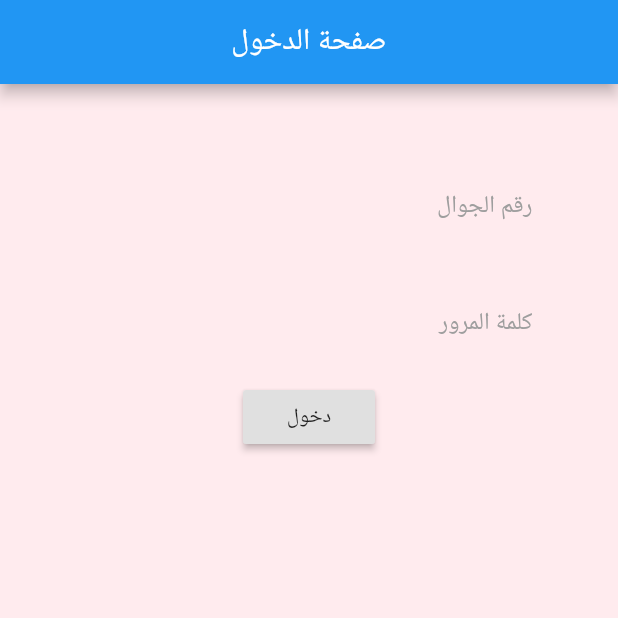
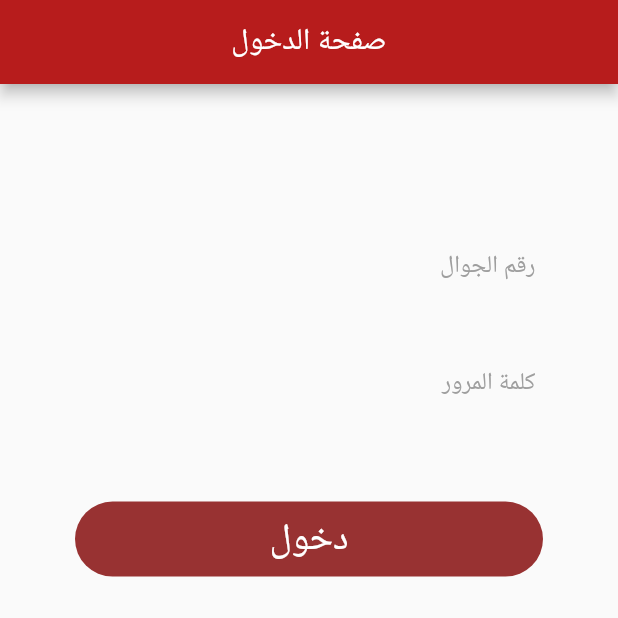
Before and after one commit to YousefAlyouswf/cafeManager, a Flutter app: the screen it shows after launch, on a phone screen of 412 x 824 dp, the top half of it. Run offline on Flutter 3.47's test engine with Material 2 defaults, Android fonts, the phone set to English and light mode, and no system bars; our stand-ins replace cloud_firestore, firebase_messaging, firebase_storage, image_picker, shared_preferences; accounts and stored records are empty; Roboto replaces fonts that are missing (topaz).

Commit message:
Redesign login screen

```diff
--- a/lib/login/login.dart
+++ b/lib/login/login.dart
@@ -4,7 +4,6 @@ import 'package:cafe_manager/main_screen/main_screen.dart';
 import 'package:cafe_manager/main_screen/cafes_screen.dart';
 import 'package:shared_preferences/shared_preferences.dart';
 import 'package:firebase_messaging/firebase_messaging.dart';
-
 
 class Login extends StatefulWidget {
   @override
@@ -14,20 +13,29 @@ class Login extends StatefulWidget {
 class _LoginState extends State<Login> {
   String phone;
   String password;
+
   @override
   Widget build(BuildContext context) {
+    double height = MediaQuery.of(context).size.height;
     return Scaffold(
       appBar: AppBar(
+        backgroundColor: Colors.red[900],
         title: Center(
           child: Text("صفحة الدخول"),
         ),
       ),
-      body: Container(
-        color: Colors.red[50],
-        child: Padding(
-          padding: const EdgeInsets.all(42.0),
+      body: SingleChildScrollView(
         child: Column(
-            crossAxisAlignment: CrossAxisAlignment.center,
+          children: <Widget>[
+            Column(
+              children: <Widget>[
+                Container(
+                  height: height * 0.1,
+                ),
+                Padding(
+                  padding: EdgeInsets.symmetric(horizontal: 40),
+                  child: Column(
+                    crossAxisAlignment: CrossAxisAlignment.end,
                     children: <Widget>[
                       Padding(
                         padding: const EdgeInsets.all(15.0),
@@ -42,8 +50,8 @@ class _LoginState extends State<Login> {
                             decoration: InputDecoration(
                               border: InputBorder.none,
                               hintText: 'رقم الجوال',
-                      hintStyle:
-                          TextStyle(color: Colors.grey, fontFamily: 'topaz'),
+                              hintStyle: TextStyle(
+                                  color: Colors.grey, fontFamily: 'topaz'),
                             )),
                       ),
                       Padding(
@@ -58,14 +66,27 @@ class _LoginState extends State<Login> {
                           decoration: InputDecoration(
                             border: InputBorder.none,
                             hintText: 'كلمة المرور',
-                    hintStyle:
-                        TextStyle(color: Colors.grey, fontFamily: 'topaz'),
+                            hintStyle: TextStyle(
+                                color: Colors.grey, fontFamily: 'topaz'),
                           ),
                         ),
                       ),
-              RaisedButton(
-                  child: Text("دخول"),
-                  onPressed: () async {
+                    ],
+                  ),
+                ),
+                SizedBox(
+                  height: 40,
+                ),
+                Container(
+                  height: 50,
+                  margin: EdgeInsets.symmetric(horizontal: 50),
+                  decoration: BoxDecoration(
+                    borderRadius: BorderRadius.circular(50),
+                    color: Color.fromRGBO(128, 0, 0, 0.8),
+                  ),
+                  child: Builder(
+                    builder: (context) => InkWell(
+                      onTap: () async {
                         String level;
                         String userID;
                         final QuerySnapshot userinfo = await Firestore.instance
@@ -73,7 +94,8 @@ class _LoginState extends State<Login> {
                             .where("password", isEqualTo: password)
                             .where("phone", isEqualTo: phone)
                             .getDocuments();
-                    final List<DocumentSnapshot> documents = userinfo.documents;
+                        final List<DocumentSnapshot> documents =
+                            userinfo.documents;
                         documents.forEach((f) {
                           level = f['cafe'];
                           userID = f.documentID;
@@ -95,7 +117,8 @@ class _LoginState extends State<Login> {
                           } else {
 //-------------- For firebase notifications
 
-                        FirebaseMessaging().requestNotificationPermissions();
+                            FirebaseMessaging()
+                                .requestNotificationPermissions();
 
                             FirebaseMessaging().configure(
                                 onMessage: (Map<String, dynamic> message) {
@@ -129,10 +152,39 @@ class _LoginState extends State<Login> {
                               ),
                             );
                           }
-                    } else {}
-                  })
+                        } else {
+                          print("Error");
+                          Scaffold.of(context).showSnackBar(SnackBar(
+                            backgroundColor: Colors.red[900],
+                            content: Text(
+                              'البيانات غير صحيحة',
+                              textAlign: TextAlign.end,
+                              style: TextStyle(fontSize: 18),
+                            ),
+                            duration: Duration(seconds: 3),
+                          ));
+                        }
+                      },
+                      splashColor: Colors.red,
+                      borderRadius: BorderRadius.circular(50),
+                      child: Center(
+                        child: Text(
+                          "دخول",
+                          style: TextStyle(
+                              color: Colors.white,
+                              fontFamily: 'topaz',
+                              fontSize: 25),
+                        ),
+                      ),
+                    ),
+                  ),
+                ),
               ],
             ),
+            SizedBox(
+              height: 20,
+            ),
+          ],
         ),
       ),
     );
--- a/lib/main.dart
+++ b/lib/main.dart
@@ -20,7 +20,6 @@ class _MyAppState extends State<MyApp> {
   Future<String> isLogined() async {
     SharedPreferences prefs = await SharedPreferences.getInstance();
     String isLogin = prefs.getString('cafeName');
-    String userID = prefs.getString('userID');
     phone = prefs.getString('phone');
     //-------------- For firebase notifications
 
@@ -36,23 +35,26 @@ class _MyAppState extends State<MyApp> {
       return;
     });
 
-    FirebaseMessaging().getToken().then((token) {
-      print('token: $token');
-      Firestore.instance
-          .collection('manager')
-          .document(userID)
-          .updateData({'pushToken': token});
-    }).catchError((err) {});
-
 //-----------------END
     return isLogin;
   }
 
   @override
   void initState() {
-    isLogined().then((onValue) {
+    isLogined().then((onValue) async {
+      SharedPreferences prefs = await SharedPreferences.getInstance();
       setState(() {
         cafeName = onValue;
+        if (cafeName != null ) {
+          String userID = prefs.getString('userID');
+          FirebaseMessaging().getToken().then((token) {
+            print('token: $token');
+            Firestore.instance
+                .collection('manager')
+                .document(userID)
+                .updateData({'pushToken': token});
+          }).catchError((err) {});
+        }
       });
     });
     super.initState();
--- a/pubspec.yaml
+++ b/pubspec.yaml
@@ -32,6 +32,7 @@ dependencies:
   firebase_messaging: ^6.0.12
   cloud_functions: ^0.4.2+2
   flutter_launcher_icons: ^0.7.4
+
 dev_dependencies:
   flutter_test:
     sdk: flutter
```
Lines whose indentation alone changed are shown as unchanged.
